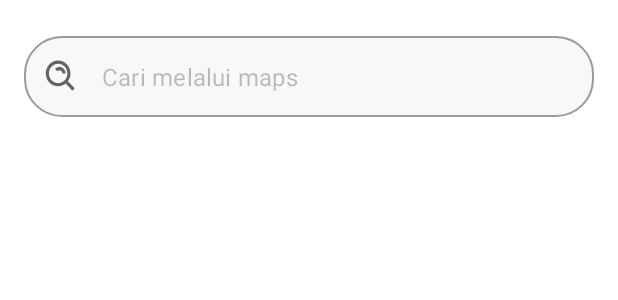
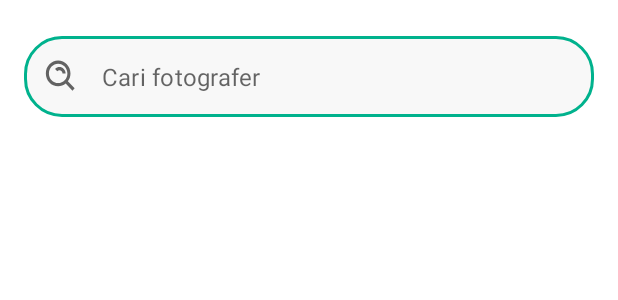
Before and after one commit to womenincode/CapstoneSIBDicoding-097-Fotokui, an Android app: the layout item_find_photographer_search_input.xml on its own in the app's theme, with its tools: preview values and no code run, on a phone screen of 412 x 824 dp. Shown: the top 300 px of the screen. Run offline under Robolectric (Android 15) with nearby library versions, the phone set to English and light mode, and no system bars.

Commit message:
Add search photographer

```diff
--- a/app/src/main/java/com/capstone/fotokui/domain/repository/PhotographerRepository.kt
+++ b/app/src/main/java/com/capstone/fotokui/domain/repository/PhotographerRepository.kt
@@ -12,5 +12,7 @@ interface PhotographerRepository {
 
     fun getFavoritePhotographers(userId: String): Flow<Response<List<Photographer>>>
 
+    fun searchPhotographers(query: String, photographers: List<Photographer>): Flow<Response<List<Photographer>>>
+
     suspend fun updatePhotographer(photographer: Photographer): Flow<Response<String>>
 }
--- a/app/src/main/java/com/capstone/fotokui/ui/favoritephotographer/EpoxyFavoritePhotographerController.kt
+++ b/app/src/main/java/com/capstone/fotokui/ui/favoritephotographer/EpoxyFavoritePhotographerController.kt
@@ -1,7 +1,6 @@
 package com.capstone.fotokui.ui.favoritephotographer
 
 import android.content.Context
-import android.view.View
 import com.airbnb.epoxy.TypedEpoxyController
 import com.capstone.fotokui.*
 import com.capstone.fotokui.domain.Photographer
@@ -16,7 +15,6 @@ class EpoxyFavoritePhotographerController(private val context: Context, private
         }
         findPhotographerSearchInput {
             id("search_favorite_photographer")
-            onclick(View.OnClickListener {  })
         }
         val title = context.getString(R.string.favorite_photographer)
         findPhotographerNearbyPhotographerTitle {
--- a/app/src/main/res/layout/item_find_photographer_search_input.xml
+++ b/app/src/main/res/layout/item_find_photographer_search_input.xml
@@ -4,8 +4,8 @@
 
     <data>
         <variable
-            name="onclick"
-            type="android.view.View.OnClickListener" />
+            name="onTextChanged"
+            type="androidx.databinding.adapters.TextViewBindingAdapter.OnTextChanged" />
     </data>
 
     <com.google.android.material.textfield.TextInputLayout
@@ -15,16 +15,15 @@
         android:layout_marginTop="24dp"
         android:layout_marginBottom="32dp"
         android:layout_marginHorizontal="16dp"
-        android:onClick="@{onclick}"
         app:hintEnabled="false"
         app:startIconDrawable="@drawable/ic_search_with_shading">
 
         <com.google.android.material.textfield.TextInputEditText
             android:layout_width="match_parent"
             android:layout_height="wrap_content"
-            android:text="@string/search_from_maps"
-            android:padding="16dp"
-            android:enabled="false" />
+            android:hint="@string/search_from_maps"
+            android:onTextChanged="@{onTextChanged}"
+            android:padding="16dp" />
 
     </com.google.android.material.textfield.TextInputLayout>
 </layout>
--- a/app/src/main/res/values/strings.xml
+++ b/app/src/main/res/values/strings.xml
@@ -33,13 +33,13 @@
     <string name="register">Daftar</string>
     <string name="not_have_account">Belum memiliki akun ?</string>
     <string name="home_header_description">Temukan fotografer fovorit anda</string>
-    <string name="find_your_location">Temukan lokasi anda</string>
+    <string name="find_your_location">Temukan fotografer didekat anda</string>
     <string name="nearby">Terdekat</string>
     <string name="promotion">Promo</string>
     <string name="help">Bantuan</string>
     <string name="promo_today">PROMO HARI INI</string>
     <string name="see_other">Lainnya</string>
-    <string name="search_from_maps">Cari melalui maps</string>
+    <string name="search_from_maps">Cari fotografer</string>
     <string name="nearby_photographer">FOTOGRAFER TERDEKAT</string>
     <string name="favorite_photographer">FOTOGRAFER FAVORIT</string>
 
```
Also changed, not shown: app/src/main/java/com/capstone/fotokui/data/PhotographerRepositoryImpl.kt (+55 -0 lines), app/src/main/java/com/capstone/fotokui/ui/findphotographer/EpoxyFindPhotographerController.kt (+16 -6 lines), app/src/main/java/com/capstone/fotokui/ui/findphotographer/FindPhotographerFragment.kt (+10 -3 lines), app/src/main/java/com/capstone/fotokui/ui/findphotographer/FindPhotographerViewModel.kt (+16 -0 lines).
